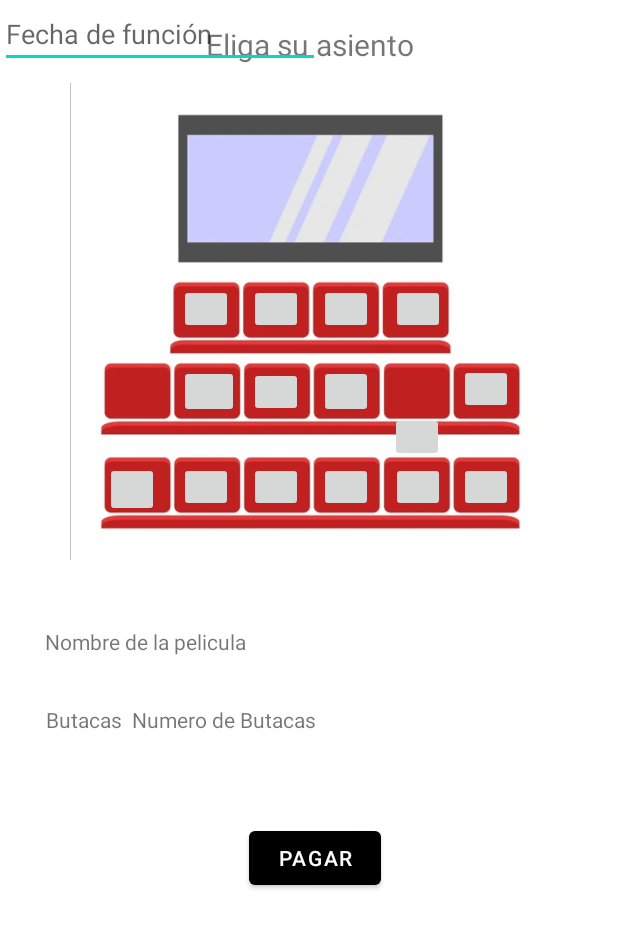
After one commit to Hearly98/cinespoiler, an Android app: the fragment EntradasFragment shown on its own in the app's theme, on a phone screen of 412 x 824 dp. The commit adds this screen. Shown: the top 928 px of the screen. Run offline under Robolectric (Android 15) with nearby library versions, the phone set to English and light mode, and no system bars.

```diff
--- /dev/null
+++ b/app/src/main/java/com/cinespoiler/EntradasFragment.kt
@@ -0,0 +1,18 @@
+package com.cinespoiler
+
+import android.os.Bundle
+import androidx.fragment.app.Fragment
+import android.view.LayoutInflater
+import android.view.View
+import android.view.ViewGroup
+
+
+class EntradasFragment : Fragment() {
+    override fun onCreateView(
+        inflater: LayoutInflater, container: ViewGroup?,
+        savedInstanceState: Bundle?
+    ): View? {
+        // Inflate the layout for this fragment
+        return inflater.inflate(R.layout.fragment_entradas, container, false)
+    }
+}
--- a/app/src/main/java/com/cinespoiler/adapter/MovieAdapter.kt
+++ b/app/src/main/java/com/cinespoiler/adapter/MovieAdapter.kt
@@ -11,7 +11,8 @@ import com.cinespoiler.R
 import com.cinespoiler.model.Food
 import com.cinespoiler.model.Movie
 
-class MovieAdapter(private val movieList: List<Movie>) : RecyclerView.Adapter<MovieAdapter.MovieViewHolder>() {
+class MovieAdapter(private val movieList: List<Movie>,
+                   private val onItemClick: (String) -> Unit) : RecyclerView.Adapter<MovieAdapter.MovieViewHolder>() {
 
     override fun onCreateViewHolder(parent: ViewGroup, viewType: Int): MovieViewHolder {
         val itemView = LayoutInflater.from(parent.context).inflate(R.layout.item_cartelera, parent, false)
@@ -25,6 +26,7 @@ class MovieAdapter(private val movieList: List<Movie>) : RecyclerView.Adapter<Mo
                 .load(currentItem.movieImg)
                 .into(holder.ivMovie)
         }
+        holder.itemView.setOnClickListener { onItemClick(currentItem.movieId) }
     }
 
     override fun getItemCount() = movieList.size
@@ -32,4 +34,6 @@ class MovieAdapter(private val movieList: List<Movie>) : RecyclerView.Adapter<Mo
     class MovieViewHolder(itemView: View) : RecyclerView.ViewHolder(itemView) {
         val ivMovie: ImageView = itemView.findViewById(R.id.imgPhotoCartelera)
     }
+
+
 }
--- a/app/src/main/java/com/cinespoiler/model/Movie.kt
+++ b/app/src/main/java/com/cinespoiler/model/Movie.kt
@@ -1,6 +1,7 @@
 package com.cinespoiler.model
 
 data class Movie (
+    val movieId: String = "",
     val movieName: String = "",
     val movieImg: String = "",
     val movieDescription: String = "",
--- a/app/src/main/res/layout/fragment_admin_add_movie.xml
+++ b/app/src/main/res/layout/fragment_admin_add_movie.xml
@@ -5,6 +5,7 @@
     android:id="@+id/containerMain"
     android:layout_width="match_parent"
     android:layout_height="match_parent"
+    android:background="@color/white"
     tools:context=".ui.fragments.AdminAddMovie">
 
     <androidx.constraintlayout.widget.ConstraintLayout
--- /dev/null
+++ b/app/src/main/res/layout/fragment_entradas.xml
@@ -0,0 +1,275 @@
+<?xml version="1.0" encoding="utf-8"?>
+<FrameLayout xmlns:android="http://schemas.android.com/apk/res/android"
+    xmlns:tools="http://schemas.android.com/tools"
+    xmlns:app="http://schemas.android.com/apk/res-auto"
+    android:layout_width="match_parent"
+    android:layout_height="match_parent"
+    tools:context=".EntradasFragment">
+
+    <androidx.constraintlayout.widget.ConstraintLayout
+        android:layout_width="match_parent"
+        android:layout_height="match_parent">
+
+        <ImageView
+            android:id="@+id/imageView"
+            android:layout_width="match_parent"
+            android:layout_height="318dp"
+            android:layout_marginTop="12dp"
+            app:layout_constraintEnd_toEndOf="parent"
+            app:layout_constraintHorizontal_bias="0.0"
+            app:layout_constraintStart_toStartOf="parent"
+            app:layout_constraintTop_toBottomOf="@+id/textView7"
+            app:srcCompat="@drawable/asientos" />
+
+        <ImageButton
+            android:id="@+id/B5"
+            android:layout_width="36dp"
+            android:layout_height="33dp"
+            android:layout_marginStart="260dp"
+            android:layout_marginTop="150dp"
+            app:layout_constraintBottom_toBottomOf="parent"
+            app:layout_constraintEnd_toEndOf="parent"
+            app:layout_constraintHorizontal_bias="0.0"
+            app:layout_constraintStart_toStartOf="parent"
+            app:layout_constraintTop_toTopOf="parent"
+            app:layout_constraintVertical_bias="0.195" />
+
+        <ImageButton
+            android:id="@+id/B6"
+            android:layout_width="36dp"
+            android:layout_height="33dp"
+            app:layout_constraintBottom_toBottomOf="@+id/imageView"
+            app:layout_constraintEnd_toEndOf="parent"
+            app:layout_constraintHorizontal_bias="0.813"
+            app:layout_constraintStart_toStartOf="@+id/imageView"
+            app:layout_constraintTop_toTopOf="@+id/imageView"
+            app:layout_constraintVertical_bias="0.659" />
+
+        <ImageButton
+            android:id="@+id/B4"
+            android:layout_width="36dp"
+            android:layout_height="35dp"
+            app:layout_constraintBottom_toBottomOf="@+id/imageView"
+            app:layout_constraintEnd_toEndOf="parent"
+            app:layout_constraintHorizontal_bias="0.565"
+            app:layout_constraintStart_toStartOf="@+id/imageView"
+            app:layout_constraintTop_toTopOf="@+id/imageView"
+            app:layout_constraintVertical_bias="0.664" />
+
+        <ImageButton
+            android:id="@+id/B3"
+            android:layout_width="36dp"
+            android:layout_height="33dp"
+            app:layout_constraintBottom_toBottomOf="@+id/imageView"
+            app:layout_constraintEnd_toEndOf="parent"
+            app:layout_constraintHorizontal_bias="0.442"
+            app:layout_constraintStart_toStartOf="@+id/imageView"
+            app:layout_constraintTop_toTopOf="@+id/imageView"
+            app:layout_constraintVertical_bias="0.666" />
+
+        <ImageButton
+            android:id="@+id/B2"
+            android:layout_width="40dp"
+            android:layout_height="35dp"
+            app:layout_constraintBottom_toBottomOf="@+id/imageView"
+            app:layout_constraintEnd_toEndOf="parent"
+            app:layout_constraintHorizontal_bias="0.32"
+            app:layout_constraintStart_toStartOf="@+id/imageView"
+            app:layout_constraintTop_toTopOf="@+id/imageView"
+            app:layout_constraintVertical_bias="0.664" />
+
+        <ImageButton
+            android:id="@+id/B1"
+            android:layout_width="36dp"
+            android:layout_height="33dp"
+            android:visibility="visible"
+            app:layout_constraintBottom_toBottomOf="parent"
+            app:layout_constraintEnd_toEndOf="parent"
+            app:layout_constraintHorizontal_bias="0.186"
+            app:layout_constraintStart_toStartOf="parent"
+            app:layout_constraintTop_toTopOf="parent"
+            app:layout_constraintVertical_bias="0.394" />
+
+        <ImageButton
+            android:id="@+id/C2"
+            android:layout_width="36dp"
+            android:layout_height="33dp"
+            app:layout_constraintBottom_toBottomOf="@+id/imageView"
+            app:layout_constraintEnd_toEndOf="parent"
+            app:layout_constraintHorizontal_bias="0.317"
+            app:layout_constraintStart_toStartOf="@+id/imageView"
+            app:layout_constraintTop_toTopOf="@+id/imageView"
+            app:layout_constraintVertical_bias="0.887" />
+
+        <ImageButton
+            android:id="@+id/C3"
+            android:layout_width="36dp"
+            android:layout_height="33dp"
+            app:layout_constraintBottom_toBottomOf="@+id/imageView"
+            app:layout_constraintEnd_toEndOf="parent"
+            app:layout_constraintHorizontal_bias="0.442"
+            app:layout_constraintStart_toStartOf="@+id/imageView"
+            app:layout_constraintTop_toTopOf="@+id/imageView"
+            app:layout_constraintVertical_bias="0.887" />
+
+        <ImageButton
+            android:id="@+id/C4"
+            android:layout_width="36dp"
+            android:layout_height="33dp"
+            app:layout_constraintBottom_toBottomOf="@+id/imageView"
+            app:layout_constraintEnd_toEndOf="parent"
+            app:layout_constraintHorizontal_bias="0.565"
+            app:layout_constraintStart_toStartOf="@+id/imageView"
+            app:layout_constraintTop_toTopOf="@+id/imageView"
+            app:layout_constraintVertical_bias="0.887" />
+
+        <ImageButton
+            android:id="@+id/C5"
+            android:layout_width="36dp"
+            android:layout_height="33dp"
+            app:layout_constraintBottom_toBottomOf="@+id/imageView"
+            app:layout_constraintEnd_toEndOf="parent"
+            app:layout_constraintHorizontal_bias="0.693"
+            app:layout_constraintStart_toStartOf="@+id/imageView"
+            app:layout_constraintTop_toTopOf="@+id/imageView"
+            app:layout_constraintVertical_bias="0.887" />
+
+        <ImageButton
+            android:id="@+id/C6"
+            android:layout_width="36dp"
+            android:layout_height="33dp"
+            app:layout_constraintBottom_toBottomOf="@+id/imageView"
+            app:layout_constraintEnd_toEndOf="parent"
+            app:layout_constraintHorizontal_bias="0.813"
+            app:layout_constraintStart_toStartOf="@+id/imageView"
+            app:layout_constraintTop_toTopOf="@+id/imageView"
+            app:layout_constraintVertical_bias="0.887" />
+
+        <TextView
+        android:id="@+id/textView7"
+        android:layout_width="wrap_content"
+        android:layout_height="wrap_content"
+        android:layout_marginTop="16dp"
+        android:text="Eliga su asiento"
+        android:textSize="20sp"
+        app:layout_constraintEnd_toEndOf="parent"
+        app:layout_constraintHorizontal_bias="0.503"
+        app:layout_constraintStart_toStartOf="parent"
+        app:layout_constraintTop_toTopOf="parent" />
+
+        <Button
+            android:id="@+id/enviar"
+            android:layout_width="wrap_content"
+            android:layout_height="wrap_content"
+            android:layout_marginStart="165dp"
+            android:layout_marginTop="548dp"
+            android:text="Pagar"
+            app:layout_constraintBottom_toTopOf="@+id/imageViewVenta"
+            app:layout_constraintEnd_toEndOf="parent"
+            app:layout_constraintHorizontal_bias="0.006"
+            app:layout_constraintStart_toStartOf="parent"
+            app:layout_constraintTop_toTopOf="parent" />
+
+        <ImageButton
+            android:id="@+id/A1"
+            android:layout_width="36dp"
+            android:layout_height="33dp"
+            app:layout_constraintBottom_toBottomOf="@+id/imageView"
+            app:layout_constraintEnd_toEndOf="parent"
+            app:layout_constraintHorizontal_bias="0.317"
+            app:layout_constraintStart_toStartOf="@+id/imageView"
+            app:layout_constraintTop_toTopOf="@+id/imageView"
+            app:layout_constraintVertical_bias="0.47" />
+
+        <ImageButton
+            android:id="@+id/A2"
+            android:layout_width="36dp"
+            android:layout_height="33dp"
+            app:layout_constraintBottom_toBottomOf="@+id/imageView"
+            app:layout_constraintEnd_toEndOf="parent"
+            app:layout_constraintHorizontal_bias="0.442"
+            app:layout_constraintStart_toStartOf="@+id/imageView"
+            app:layout_constraintTop_toTopOf="@+id/imageView"
+            app:layout_constraintVertical_bias="0.47" />
+
+        <ImageButton
+            android:id="@+id/A3"
+            android:layout_width="36dp"
+            android:layout_height="33dp"
+            app:layout_constraintBottom_toBottomOf="@+id/imageView"
+            app:layout_constraintEnd_toEndOf="parent"
+            app:layout_constraintHorizontal_bias="0.565"
+            app:layout_constraintStart_toStartOf="@+id/imageView"
+            app:layout_constraintTop_toTopOf="@+id/imageView"
+            app:layout_constraintVertical_bias="0.47" />
+
+        <ImageButton
+            android:id="@+id/A4"
+            android:layout_width="36dp"
+            android:layout_height="33dp"
+            app:layout_constraintBottom_toBottomOf="@+id/imageView"
+            app:layout_constraintEnd_toEndOf="parent"
+            app:layout_constraintHorizontal_bias="0.693"
+            app:layout_constraintStart_toStartOf="@+id/imageView"
+            app:layout_constraintTop_toTopOf="@+id/imageView"
+            app:layout_constraintVertical_bias="0.47" />
+
+        <ImageButton
+            android:id="@+id/C1"
+            android:layout_width="36dp"
+            android:layout_height="33dp"
+            app:layout_constraintBottom_toBottomOf="@+id/imageView"
+            app:layout_constraintEnd_toEndOf="parent"
+            app:layout_constraintHorizontal_bias="0.186"
+            app:layout_constraintStart_toStartOf="parent"
+            app:layout_constraintTop_toTopOf="parent"
+            app:layout_constraintVertical_bias="0.905" />
+
+        <TextView
+            android:id="@+id/textView"
+            android:layout_width="wrap_content"
+            android:layout_height="wrap_content"
+            android:text="Nombre de la pelicula"
+            app:layout_constraintBottom_toBottomOf="parent"
+            app:layout_constraintEnd_toEndOf="parent"
+            app:layout_constraintHorizontal_bias="0.109"
+            app:layout_constraintStart_toStartOf="parent"
+            app:layout_constraintTop_toBottomOf="@+id/imageView"
+            app:layout_constraintVertical_bias="0.104" />
+
+        <TextView
+            android:id="@+id/textView2"
+            android:layout_width="wrap_content"
+            android:layout_height="wrap_content"
+            android:text="Butacas"
+            app:layout_constraintBottom_toBottomOf="parent"
+            app:layout_constraintEnd_toEndOf="parent"
+            app:layout_constraintHorizontal_bias="0.084"
+            app:layout_constraintStart_toStartOf="parent"
+            app:layout_constraintTop_toBottomOf="@+id/imageView"
+            app:layout_constraintVertical_bias="0.224" />
+
+        <TextView
+            android:id="@+id/textView3"
+            android:layout_width="wrap_content"
+            android:layout_height="wrap_content"
+            android:text="Numero de Butacas"
+            app:layout_constraintBottom_toBottomOf="parent"
+            app:layout_constraintEnd_toEndOf="parent"
+            app:layout_constraintHorizontal_bias="0.305"
+            app:layout_constraintStart_toStartOf="parent"
+            app:layout_constraintTop_toBottomOf="@+id/imageView"
+            app:layout_constraintVertical_bias="0.224" />
+
+        <EditText
+            android:id="@+id/editTextDate"
+            android:layout_width="wrap_content"
+            android:layout_height="wrap_content"
+            android:ems="10"
+            android:hint="Fecha de función"
+            android:inputType="date"
+            tools:layout_editor_absoluteX="30dp"
+            tools:layout_editor_absoluteY="466dp" />
+
+    </androidx.constraintlayout.widget.ConstraintLayout>
+</FrameLayout>
--- a/app/src/main/res/layout/fragment_movies.xml
+++ b/app/src/main/res/layout/fragment_movies.xml
@@ -2,6 +2,7 @@
 <FrameLayout xmlns:android="http://schemas.android.com/apk/res/android"
     xmlns:app="http://schemas.android.com/apk/res-auto"
     xmlns:tools="http://schemas.android.com/tools"
+    android:id="@+id/movieFragmentContainer"
     android:layout_width="match_parent"
     android:layout_height="match_parent"
     tools:context=".ui.fragments.MoviesFragment">
```
Also changed, not shown: app/src/main/java/com/cinespoiler/ui/fragments/MovieDetailsFragment.kt (added, +75 -0 lines), app/src/main/java/com/cinespoiler/ui/fragments/MoviesFragment.kt (+11 -3 lines), app/src/main/res/layout/fragment_movie_details.xml (added, +103 -0 lines), app/src/main/res/drawable/asientos.png (added).
